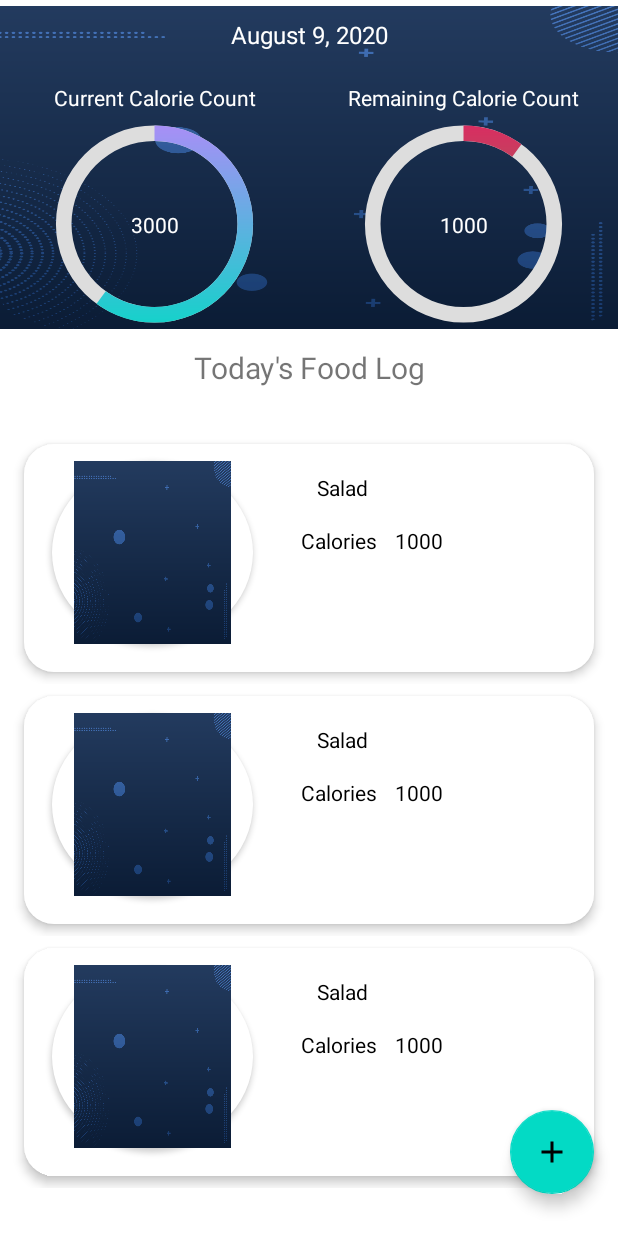
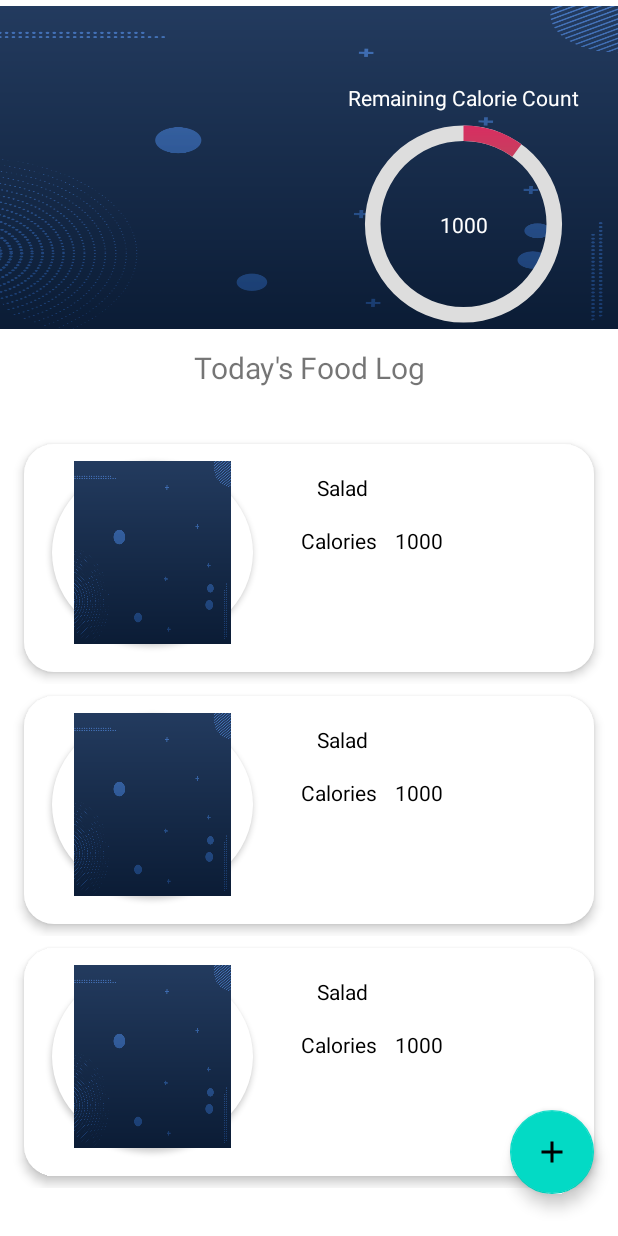
Before and after one commit to EChilin5/iTV, an Android app: the layout fragment_daily_meal.xml on its own in the app's theme, with its tools: preview values and no code run, on a phone screen of 412 x 824 dp. Run offline under Robolectric (Android 15) with nearby library versions, the phone set to English and light mode, and no system bars.

```diff
--- a/app/src/main/res/layout/fragment_daily_meal.xml
+++ b/app/src/main/res/layout/fragment_daily_meal.xml
@@ -17,32 +17,6 @@
         app:layout_constraintTop_toTopOf="@id/DailyMealGL1">
 
         <TextView
-            android:id="@+id/tvCurrentDate"
-            android:layout_width="0dp"
-            android:layout_height="0dp"
-            android:gravity="center"
-            android:padding="8dp"
-            android:text="@string/sample_date"
-            android:textColor="@color/white"
-            android:textSize="16sp"
-            app:layout_constraintBottom_toTopOf="@+id/HeaderGL2"
-            app:layout_constraintEnd_toEndOf="@id/HeaderGLv2"
-            app:layout_constraintStart_toStartOf="@id/HeaderGLv1"
-            app:layout_constraintTop_toTopOf="@id/HeaderGL1" />
-
-        <TextView
-            android:id="@+id/tvTotalCalorieTitle"
-            android:layout_width="wrap_content"
-            android:layout_height="wrap_content"
-            android:layout_marginTop="10dp"
-            android:text="@string/current_calorie_count"
-            android:textColor="@color/white"
-            app:layout_constraintBottom_toTopOf="@+id/HeaderGL3"
-            app:layout_constraintEnd_toStartOf="@+id/HeaderGLmid"
-            app:layout_constraintStart_toStartOf="@+id/HeaderGLv1"
-            app:layout_constraintTop_toTopOf="@+id/HeaderGL2" />
-
-        <TextView
             android:id="@+id/tvRemainingCalorieCountTitle"
             android:layout_width="wrap_content"
             android:layout_height="wrap_content"
@@ -56,18 +30,6 @@
             app:layout_constraintTop_toTopOf="@+id/HeaderGL2" />
 
         <ProgressBar
-            android:id="@+id/progress_bar"
-            style="@style/CircularDeterminateProgressBar"
-            android:layout_width="0dp"
-            android:layout_height="0dp"
-            android:padding="20dp"
-            app:layout_constraintBottom_toTopOf="@+id/HeaderGLEnd"
-            app:layout_constraintEnd_toStartOf="@id/HeaderGLmid"
-            app:layout_constraintStart_toStartOf="@+id/HeaderGLv1"
-            app:layout_constraintTop_toTopOf="@+id/HeaderGL3"
-            tools:progress="60" />
-
-        <ProgressBar
             android:id="@+id/progress_bar2"
             style="@style/CircularDeterminateProgressBarRev"
             android:layout_width="0dp"
@@ -78,18 +40,6 @@
             app:layout_constraintStart_toStartOf="@+id/HeaderGLmid"
             app:layout_constraintTop_toTopOf="@+id/HeaderGL3"
             tools:progress="10" />
-
-        <TextView
-            android:id="@+id/tvCurrentCalorieCounter"
-            android:layout_width="wrap_content"
-            android:layout_height="wrap_content"
-            android:gravity="center"
-            android:text="@string/_3000"
-            android:textColor="@color/white"
-            app:layout_constraintBottom_toTopOf="@+id/HeaderGLEnd"
-            app:layout_constraintEnd_toStartOf="@+id/HeaderGLmid"
-            app:layout_constraintStart_toStartOf="@+id/HeaderGLv1"
-            app:layout_constraintTop_toTopOf="@+id/HeaderGL3" />
 
         <TextView
             android:id="@+id/tvRemainingCaloriesCounter"
```
Also changed, not shown: app/src/main/java/eachillz/dev/itv/fragment/HomeFragment.kt (+39 -4 lines), app/src/main/res/layout/fragment_home.xml (+24 -5 lines).
